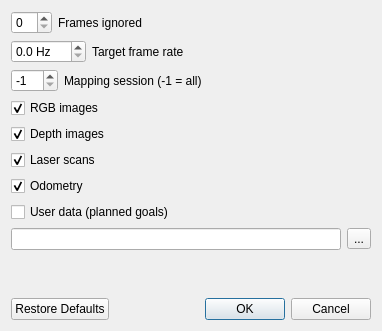
Before: the Qt Designer form guilib/src/ui/exportDialog.ui in ros2-gbp/rtabmap-release, drawn with Qt 5.
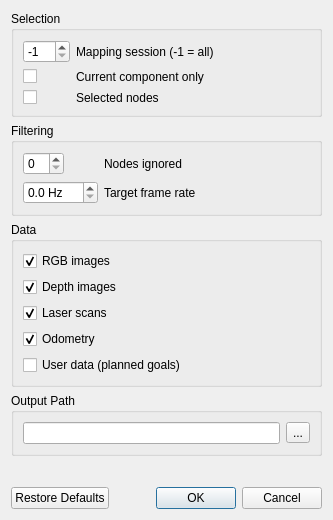
After: the same form once the commit is applied.

Diff of the .ui file:
```diff
--- a/guilib/src/ui/exportDialog.ui
+++ b/guilib/src/ui/exportDialog.ui
@@ -6,8 +6,8 @@
    <rect>
     <x>0</x>
     <y>0</y>
-    <width>382</width>
-    <height>331</height>
+    <width>333</width>
+    <height>520</height>
    </rect>
   </property>
   <property name="windowTitle">
@@ -15,39 +15,98 @@
   </property>
   <layout class="QVBoxLayout" name="verticalLayout">
    <item>
-    <layout class="QHBoxLayout" name="horizontalLayout_2">
+    <widget class="QGroupBox" name="groupBox_3">
+     <property name="title">
+      <string>Selection</string>
+     </property>
+     <layout class="QFormLayout" name="formLayout">
+      <item row="0" column="0">
+       <widget class="QSpinBox" name="spinBox_session">
+        <property name="suffix">
+         <string/>
+        </property>
+        <property name="minimum">
+         <number>-1</number>
+        </property>
+        <property name="maximum">
+         <number>999</number>
+        </property>
+        <property name="value">
+         <number>-1</number>
+        </property>
+       </widget>
+      </item>
+      <item row="0" column="1">
+       <widget class="QLabel" name="label_2">
+        <property name="text">
+         <string>Mapping session (-1 = all)</string>
+        </property>
+       </widget>
+      </item>
+      <item row="2" column="0">
+       <widget class="QCheckBox" name="checkBox_selected_nodes">
+        <property name="text">
+         <string/>
+        </property>
+        <property name="checked">
+         <bool>false</bool>
+        </property>
+       </widget>
+      </item>
+      <item row="2" column="1">
+       <widget class="QLabel" name="label_4">
+        <property name="text">
+         <string>Selected nodes</string>
+        </property>
+        <property name="wordWrap">
+         <bool>true</bool>
+        </property>
+       </widget>
+      </item>
+      <item row="1" column="1">
+       <widget class="QLabel" name="label_5">
+        <property name="text">
+         <string>Current component only</string>
+        </property>
+        <property name="wordWrap">
+         <bool>true</bool>
+        </property>
+       </widget>
+      </item>
+      <item row="1" column="0">
+       <widget class="QCheckBox" name="checkBox_current_component">
+        <property name="text">
+         <string/>
+        </property>
+        <property name="checked">
+         <bool>false</bool>
+        </property>
+       </widget>
+      </item>
+     </layout>
+    </widget>
+   </item>
      <item>
+    <widget class="QGroupBox" name="groupBox_2">
+     <property name="title">
+      <string>Filtering</string>
+     </property>
+     <layout class="QFormLayout" name="formLayout_2">
+      <item row="0" column="0">
       <widget class="QSpinBox" name="spinBox_ignored">
        <property name="suffix">
         <string/>
        </property>
       </widget>
      </item>
-     <item>
+      <item row="0" column="1">
       <widget class="QLabel" name="label">
        <property name="text">
-        <string>Frames ignored</string>
+         <string>Nodes ignored</string>
        </property>
       </widget>
      </item>
-     <item>
-      <spacer name="horizontalSpacer">
-       <property name="orientation">
-        <enum>Qt::Horizontal</enum>
-       </property>
-       <property name="sizeHint" stdset="0">
-        <size>
-         <width>40</width>
-         <height>20</height>
-        </size>
-       </property>
-      </spacer>
-     </item>
-    </layout>
-   </item>
-   <item>
-    <layout class="QHBoxLayout" name="horizontalLayout_4">
-     <item>
+      <item row="1" column="0">
       <widget class="QDoubleSpinBox" name="doubleSpinBox_framerate">
        <property name="suffix">
         <string> Hz</string>
@@ -57,68 +116,22 @@
        </property>
       </widget>
      </item>
-     <item>
+      <item row="1" column="1">
       <widget class="QLabel" name="label_3">
        <property name="text">
         <string>Target frame rate</string>
        </property>
       </widget>
      </item>
-     <item>
-      <spacer name="horizontalSpacer_3">
-       <property name="orientation">
-        <enum>Qt::Horizontal</enum>
-       </property>
-       <property name="sizeHint" stdset="0">
-        <size>
-         <width>40</width>
-         <height>20</height>
-        </size>
-       </property>
-      </spacer>
-     </item>
-    </layout>
-   </item>
-   <item>
-    <layout class="QHBoxLayout" name="horizontalLayout_3">
-     <item>
-      <widget class="QSpinBox" name="spinBox_session">
-       <property name="suffix">
-        <string/>
-       </property>
-       <property name="minimum">
-        <number>-1</number>
-       </property>
-       <property name="maximum">
-        <number>999</number>
-       </property>
-       <property name="value">
-        <number>-1</number>
-       </property>
+     </layout>
       </widget>
      </item>
      <item>
-      <widget class="QLabel" name="label_2">
-       <property name="text">
-        <string>Mapping session (-1 = all)</string>
-       </property>
-      </widget>
-     </item>
-     <item>
-      <spacer name="horizontalSpacer_2">
-       <property name="orientation">
-        <enum>Qt::Horizontal</enum>
-       </property>
-       <property name="sizeHint" stdset="0">
-        <size>
-         <width>40</width>
-         <height>20</height>
-        </size>
-       </property>
-      </spacer>
-     </item>
-    </layout>
-   </item>
+    <widget class="QGroupBox" name="groupBox">
+     <property name="title">
+      <string>Data</string>
+     </property>
+     <layout class="QVBoxLayout" name="verticalLayout_2">
    <item>
     <widget class="QCheckBox" name="checkBox_rgb">
      <property name="text">
@@ -169,7 +182,14 @@
      </property>
     </widget>
    </item>
+     </layout>
+    </widget>
+   </item>
    <item>
+    <widget class="QGroupBox" name="groupBox_4">
+     <property name="title">
+      <string>Output Path</string>
+     </property>
     <layout class="QHBoxLayout" name="horizontalLayout">
      <item>
       <widget class="QLineEdit" name="lineEdit_path">
@@ -186,6 +206,7 @@
       </widget>
      </item>
     </layout>
+    </widget>
    </item>
    <item>
     <spacer name="verticalSpacer">
```
Lines whose indentation alone changed are shown as unchanged.
